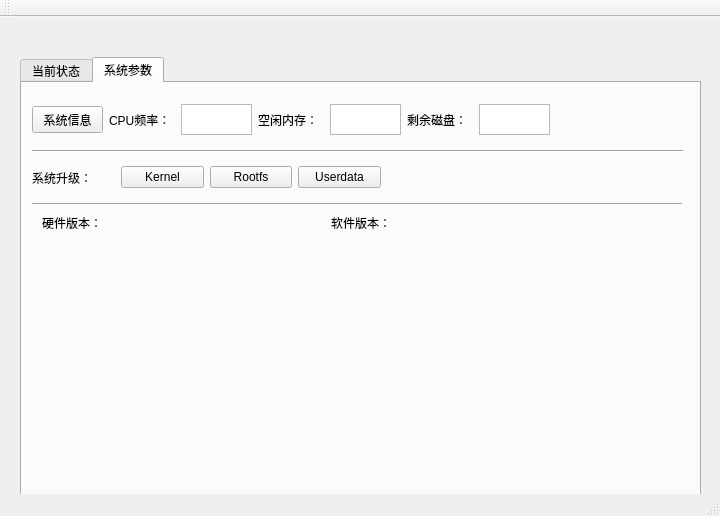
Before: the Qt Designer form ehome/client/ehome_login/mainwindow.ui in jdyyoung/EHome, drawn with Qt 5.
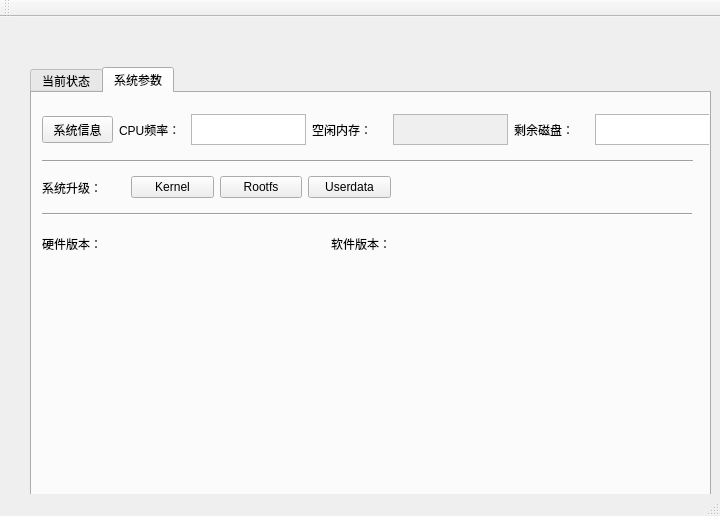
After: the same form once the commit is applied. The open tabs and pages were chosen to show the change.

Commit message: 修改获取硬件信息命令宏定义错误；修复获取温度时udp转发值错误；添加获取硬件信息按钮槽函数；添加更新内核按钮槽函数；并调试测试通过

What changed in the file:
```diff
--- a/ehome/client/ehome_login/mainwindow.ui
+++ b/ehome/client/ehome_login/mainwindow.ui
@@ -17,8 +17,8 @@
    <widget class="QTabWidget" name="tabWidget">
     <property name="geometry">
      <rect>
-      <x>20</x>
-      <y>40</y>
+      <x>30</x>
+      <y>50</y>
       <width>681</width>
       <height>444</height>
      </rect>
@@ -165,100 +165,6 @@
        <enum>Qt::Horizontal</enum>
       </property>
      </widget>
-     <widget class="QWidget" name="layoutWidget">
-      <property name="geometry">
-       <rect>
-        <x>10</x>
-        <y>20</y>
-        <width>520</width>
-        <height>33</height>
-       </rect>
-      </property>
-      <layout class="QHBoxLayout" name="horizontalLayout_2">
-       <item>
-        <widget class="QPushButton" name="systemInfoBtn">
-         <property name="maximumSize">
-          <size>
-           <width>71</width>
-           <height>27</height>
-          </size>
-         </property>
-         <property name="text">
-          <string>系统信息</string>
-         </property>
-        </widget>
-       </item>
-       <item>
-        <widget class="QLabel" name="label_7">
-         <property name="maximumSize">
-          <size>
-           <width>66</width>
-           <height>21</height>
-          </size>
-         </property>
-         <property name="text">
-          <string>CPU频率：</string>
-         </property>
-        </widget>
-       </item>
-       <item>
-        <widget class="QTextBrowser" name="CPUfreqTB">
-         <property name="maximumSize">
-          <size>
-           <width>71</width>
-           <height>31</height>
-          </size>
-         </property>
-        </widget>
-       </item>
-       <item>
-        <widget class="QLabel" name="label_8">
-         <property name="maximumSize">
-          <size>
-           <width>66</width>
-           <height>17</height>
-          </size>
-         </property>
-         <property name="text">
-          <string>空闲内存：</string>
-         </property>
-        </widget>
-       </item>
-       <item>
-        <widget class="QTextBrowser" name="memspaceTB">
-         <property name="maximumSize">
-          <size>
-           <width>71</width>
-           <height>31</height>
-          </size>
-         </property>
-        </widget>
-       </item>
-       <item>
-        <widget class="QLabel" name="label_9">
-         <property name="maximumSize">
-          <size>
-           <width>66</width>
-           <height>17</height>
-          </size>
-         </property>
-         <property name="text">
-          <string>剩余磁盘：</string>
-         </property>
-        </widget>
-       </item>
-       <item>
-        <widget class="QTextBrowser" name="diskspaceTB">
-         <property name="maximumSize">
-          <size>
-           <width>71</width>
-           <height>31</height>
-          </size>
-         </property>
-        </widget>
-       </item>
-      </layout>
-     </widget>
      <widget class="QWidget" name="layoutWidget">
       <property name="geometry">
        <rect>
@@ -302,10 +208,10 @@
      <widget class="QWidget" name="layoutWidget">
       <property name="geometry">
        <rect>
-        <x>20</x>
+        <x>10</x>
         <y>130</y>
         <width>571</width>
-        <height>20</height>
+        <height>41</height>
        </rect>
       </property>
       <layout class="QHBoxLayout" name="horizontalLayout_3">
@@ -339,6 +245,91 @@
        </item>
       </layout>
      </widget>
+     <widget class="QWidget" name="">
+      <property name="geometry">
+       <rect>
+        <x>10</x>
+        <y>20</y>
+        <width>668</width>
+        <height>33</height>
+       </rect>
+      </property>
+      <layout class="QHBoxLayout" name="horizontalLayout_2">
+       <item>
+        <widget class="QPushButton" name="systemInfoBtn">
+         <property name="maximumSize">
+          <size>
+           <width>71</width>
+           <height>27</height>
+          </size>
+         </property>
+         <property name="text">
+          <string>系统信息</string>
+         </property>
+        </widget>
+       </item>
+       <item>
+        <widget class="QLabel" name="label_7">
+         <property name="maximumSize">
+          <size>
+           <width>66</width>
+           <height>21</height>
+          </size>
+         </property>
+         <property name="text">
+          <string>CPU频率：</string>
+         </property>
+        </widget>
+       </item>
+       <item>
+        <widget class="QTextBrowser" name="CPUfreqTB">
+         <property name="maximumSize">
+          <size>
+           <width>115</width>
+           <height>31</height>
+          </size>
+         </property>
+        </widget>
+       </item>
+       <item>
+        <widget class="QLabel" name="label_8">
+         <property name="text">
+          <string>空闲内存：</string>
+         </property>
+        </widget>
+       </item>
+       <item>
+        <widget class="QTextBrowser" name="memspaceTB">
+         <property name="enabled">
+          <bool>false</bool>
+         </property>
+         <property name="maximumSize">
+          <size>
+           <width>115</width>
+           <height>31</height>
+          </size>
+         </property>
+        </widget>
+       </item>
+       <item>
+        <widget class="QLabel" name="label_9">
+         <property name="text">
+          <string>剩余磁盘：</string>
+         </property>
+        </widget>
+       </item>
+       <item>
+        <widget class="QTextBrowser" name="diskspaceTB">
+         <property name="maximumSize">
+          <size>
+           <width>115</width>
+           <height>31</height>
+          </size>
+         </property>
+        </widget>
+       </item>
+      </layout>
+     </widget>
      <zorder>layoutWidget</zorder>
      <zorder>layoutWidget</zorder>
      <zorder>layoutWidget</zorder>
```
Left out of the diff: 101 changed lines with no effect on the pictures. The commit also changes 28 other files.
